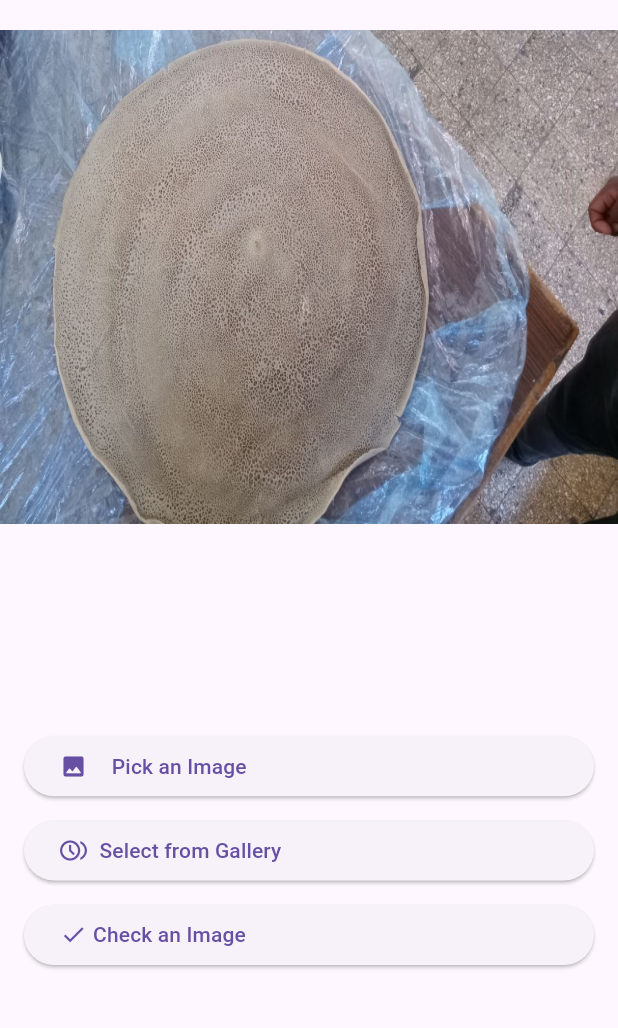
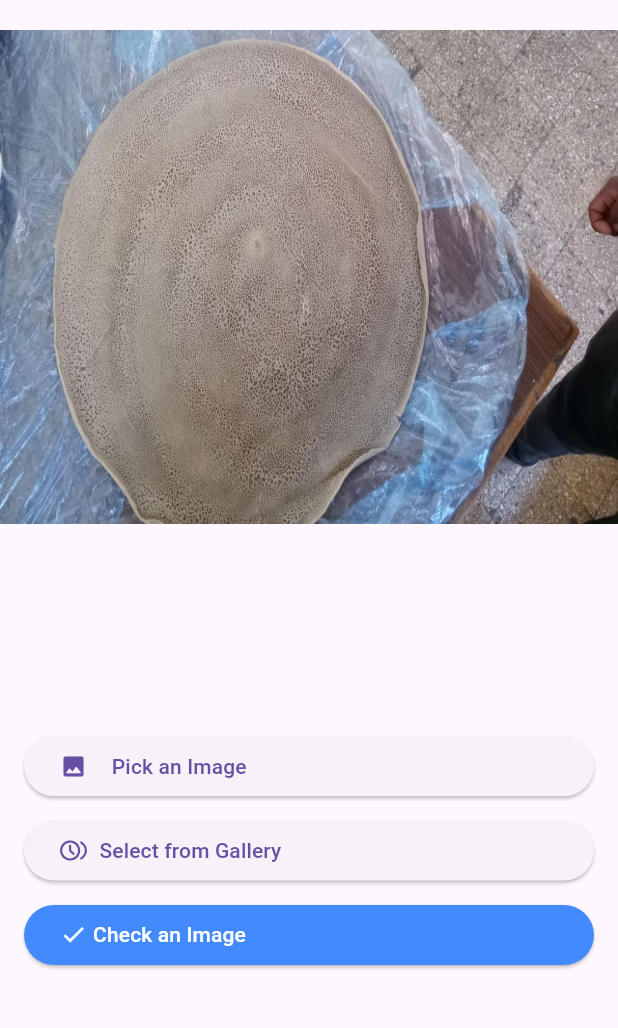
Before and after one commit to Fraol7/Injera-mold-detection-using-YOLOV8, a Flutter app: the TakePhoto screen opened by its route, after a tap on "Check an Image", on a phone screen of 412 x 824 dp, the part 84-1112 px from its top. Run offline on Flutter 3.47's test engine with Material 3 defaults, Android fonts, the phone set to English and light mode, and no system bars; our stand-ins replace curved_navigation_bar, image_picker.

Commit message:
writin the Readme file, adding constants.dart file and updating the take_photo.dart file

```diff
--- /dev/null
+++ b/frontend/lib/constants.dart
@@ -0,0 +1 @@
+const url = "http://10.5.192.204:8000/predict";
--- a/frontend/lib/presentation/take_photo.dart
+++ b/frontend/lib/presentation/take_photo.dart
@@ -9,6 +9,7 @@ import 'package:image_picker/image_picker.dart';
 import 'package:http/http.dart' as http;
 import 'package:http_parser/http_parser.dart';
 
+import '../constants.dart';
 import 'bottom_navigation_bar.dart';
 import 'home_page.dart';
 
@@ -49,7 +50,7 @@ class _TakePhotoState extends State<TakePhoto> {
       }
       var request = http.MultipartRequest(
         'POST',
-        Uri.parse('http://10.5.192.204:8000/predict'),
+        Uri.parse(url),
       );
 
       request.files.add(
@@ -75,7 +76,6 @@ class _TakePhotoState extends State<TakePhoto> {
                   mainAxisAlignment: MainAxisAlignment.spaceEvenly,
                   children: [
                     CircularProgressIndicator(),
-
                     Text("Loading"),
                   ],
                 ),
@@ -185,13 +185,17 @@ class _TakePhotoState extends State<TakePhoto> {
                   ),
                   ElevatedButton(
                     onPressed: () => sendImageToServer(),
+                    style: ButtonStyle(
+                      backgroundColor:
+                          MaterialStateProperty.all<Color>(Colors.blueAccent),
+                    ),
                     child: const Row(
                       children: <Widget>[
-                        Icon(Icons.check),
+                        Icon(Icons.check,color: Colors.white,),
                         SizedBox(
                           width: 4,
                         ),
-                        Text('Check an Image'),
+                        Text('Check an Image', style: TextStyle(color: Colors.white),),
                       ],
                     ),
                   ),
```
Also changed, not shown: 1 other file. Lines whose indentation alone changed are shown as unchanged.
